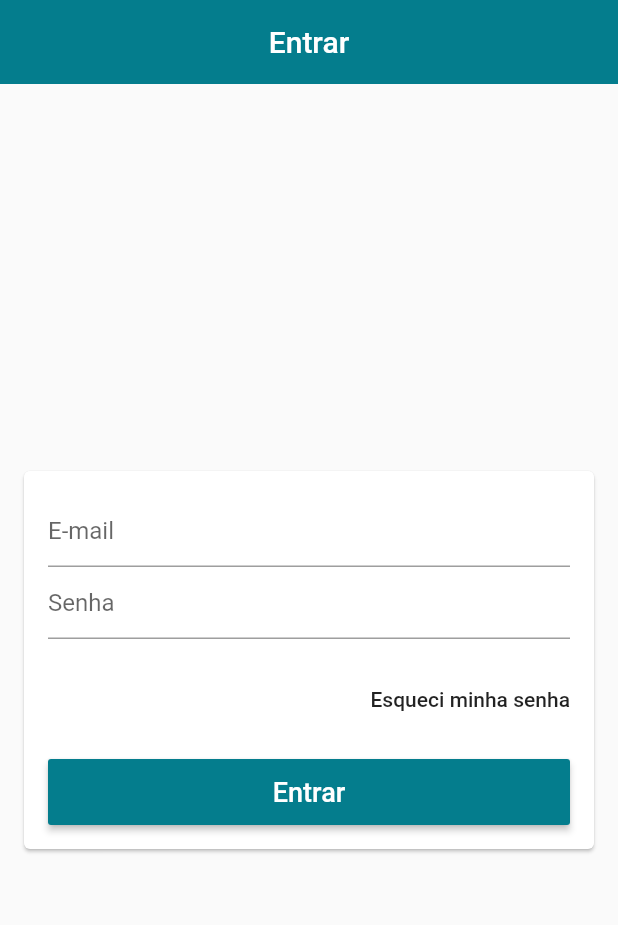
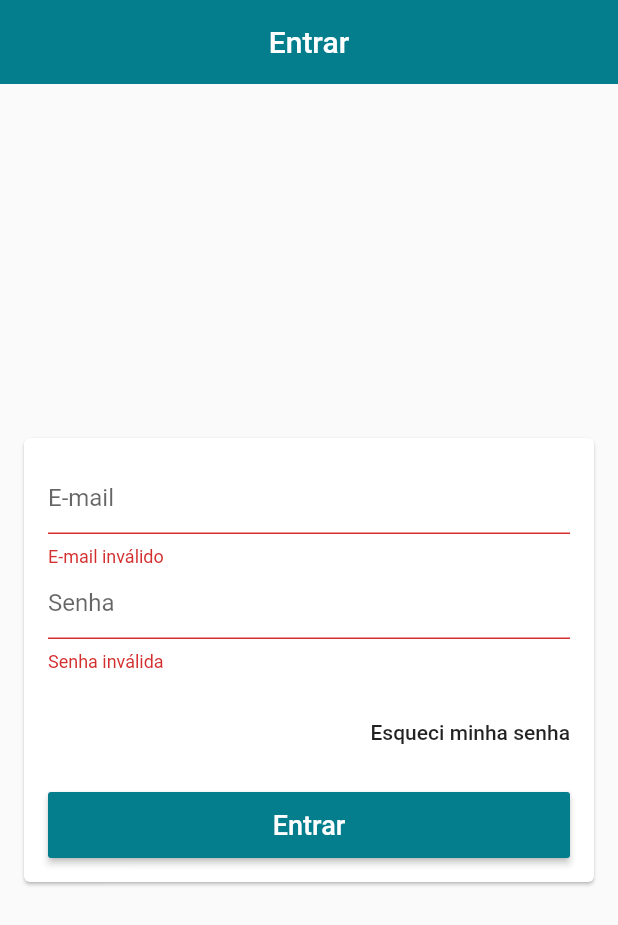
Before and after one commit to Ysr7/LojaVirtualFlutter, a Flutter app: the screen it shows after launch, after a tap on "Entrar", on a phone screen of 412 x 824 dp. Shown: the top 925 px of the screen. Run offline on Flutter 3.47's test engine with Material 2 defaults, Android fonts, the phone set to English and light mode, and no system bars; our stand-ins replace cloud_firestore; accounts and stored records are empty.

Commit message:
Validando E-mail

```diff
--- /dev/null
+++ b/loja_virtual/lib/helpers/validators.dart
@@ -0,0 +1,5 @@
+bool emailValid(String email) {
+  final RegExp regex = RegExp(
+      r"^(([^<>()[\]\\.,;:\s@\']+(\.[^<>()[\]\\.,;:\s@\']+)*)|(\'.+\'))@((\[[0-9]{1,3}\.[0-9]{1,3}\.[0-9]{1,3}\.[0-9]{1,3}\])|(([a-zA-Z\-0-9]+\.)+[a-zA-Z]{2,}))$");
+  return regex.hasMatch(email);
+}
--- a/loja_virtual/lib/screens/login/login_screen.dart
+++ b/loja_virtual/lib/screens/login/login_screen.dart
@@ -1,6 +1,12 @@
 import 'package:flutter/material.dart';
+import 'package:loja_virtual/helpers/validators.dart';
 
 class LoginScreen extends StatelessWidget {
+  final GlobalKey<FormState> formKey = GlobalKey<FormState>();
+
+  final TextEditingController emailController = TextEditingController();
+  final TextEditingController senhaController = TextEditingController();
+
   @override
   Widget build(BuildContext context) {
     return Scaffold(
@@ -11,19 +17,26 @@ class LoginScreen extends StatelessWidget {
       body: Center(
         child: Card(
           margin: const EdgeInsets.symmetric(horizontal: 16),
+          child: Form(
+            key: formKey,
             child: ListView(
               padding: const EdgeInsets.all(16),
               shrinkWrap: true,
               children: [
                 TextFormField(
+                  controller: emailController,
                   decoration: const InputDecoration(hintText: "E-mail"),
                   keyboardType: TextInputType.emailAddress,
                   autocorrect: false,
                   validator: (email) {
+                    if (!emailValid(email)) {
+                      return "E-mail inválido";
+                    }
                     return null;
                   },
                 ),
                 TextFormField(
+                  controller: senhaController,
                   decoration: const InputDecoration(hintText: "Senha"),
                   autocorrect: false,
                   obscureText: true,
@@ -50,7 +63,12 @@ class LoginScreen extends StatelessWidget {
                 SizedBox(
                   height: 44,
                   child: RaisedButton(
-                  onPressed: () {},
+                    onPressed: () {
+                      if (formKey.currentState.validate()) {
+                        emailController.text;
+                        senhaController.text;
+                      }
+                    },
                     color: Theme.of(context).primaryColor,
                     textColor: Colors.white,
                     child: const Text(
@@ -63,6 +81,7 @@ class LoginScreen extends StatelessWidget {
             ),
           ),
         ),
+      ),
     );
   }
 }
```
Lines whose indentation alone changed are shown as unchanged.
